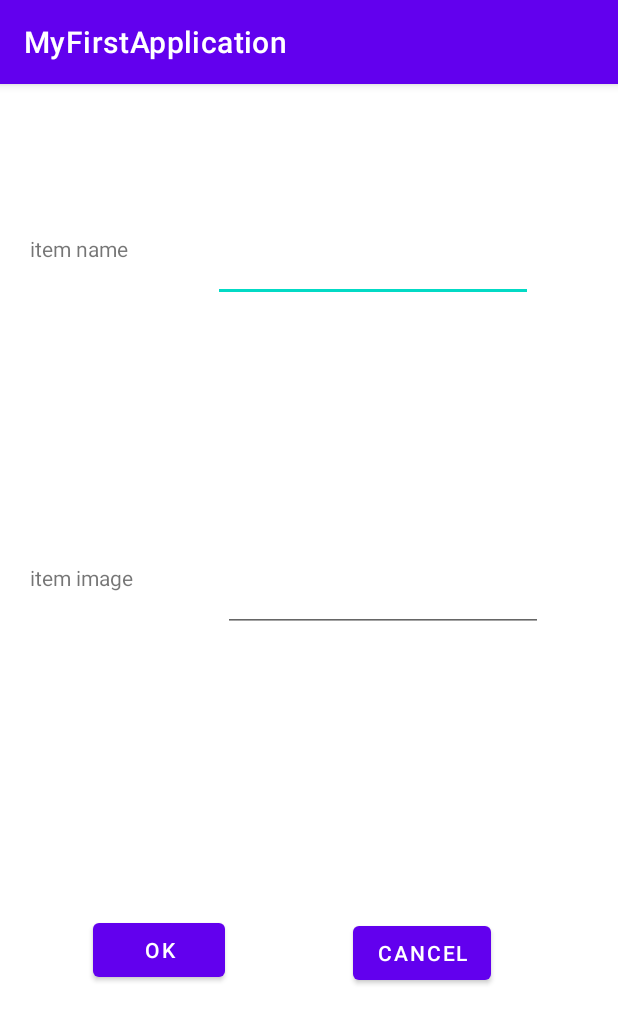
After one commit to panventi/MyFirstApplication, an Android app: the BookDetailsActivity screen opened directly, with no data from a screen before it, on a phone screen of 412 x 824 dp. The commit adds this screen. Shown: the top 1024 px of the screen. Run offline under Robolectric (Android 15) with nearby library versions, the phone set to English and light mode, and no system bars.

Commit message:
实验七

```diff
--- a/app/src/main/AndroidManifest.xml
+++ b/app/src/main/AndroidManifest.xml
@@ -12,7 +12,9 @@
         android:supportsRtl="true"
         android:theme="@style/Theme.MyFirstApplication"
         tools:targetApi="31">
-
+        <activity
+            android:name=".BookDetailsActivity"
+            android:exported="false" />
         <activity
             android:name=".MainActivity"
             android:exported="true">
--- /dev/null
+++ b/app/src/main/java/com/jnu/student/BookDetailsActivity.java
@@ -0,0 +1,46 @@
+package com.jnu.student;
+
+import androidx.appcompat.app.AppCompatActivity;
+import android.app.Activity;
+import android.content.Intent;
+import android.os.Bundle;
+import android.view.View;
+import android.widget.Button;
+import android.widget.EditText;
+
+public class BookDetailsActivity extends AppCompatActivity {
+    @Override
+    protected void onCreate(Bundle savedInstanceState) {
+        super.onCreate(savedInstanceState);
+        setContentView(R.layout.activity_book_details);
+        Button buttonOk = (Button) findViewById(R.id.confirm_button);
+        Button buttonCancel = (Button) findViewById(R.id.cancel_button);
+        buttonOk.setOnClickListener(new View.OnClickListener() {
+            @Override
+            public void onClick(View v) {
+                EditText editBookItemName = findViewById(R.id.edittext_item_name);
+                EditText editBookItemPrice = findViewById(R.id.edittext_item_img);
+                // 在需要返回数据的地方创建一个Intent对象
+                Intent returnIntent = new Intent();
+                // 将数据放入Intent中
+                returnIntent.setAction("add");
+                //returnIntent.putExtra("type","add");
+                returnIntent.putExtra("name", editBookItemName.getText().toString());
+                returnIntent.putExtra("imgId", editBookItemPrice.getText().toString());
+                // 设置结果码和返回的Intent对象
+                setResult(RESULT_OK, returnIntent);
+                // 结束当前Activity
+                finish();
+            }
+        });
+
+        // 设置取消按钮的点击事件
+        buttonCancel.setOnClickListener(new View.OnClickListener() {
+            @Override
+            public void onClick(View v) {
+                // 关闭当前Activity
+                finish();
+            }
+        });
+    }
+}
--- /dev/null
+++ b/app/src/main/res/layout/activity_book_details.xml
@@ -0,0 +1,78 @@
+<?xml version="1.0" encoding="utf-8"?>
+<androidx.constraintlayout.widget.ConstraintLayout xmlns:android="http://schemas.android.com/apk/res/android"
+    xmlns:app="http://schemas.android.com/apk/res-auto"
+    xmlns:tools="http://schemas.android.com/tools"
+    android:layout_width="match_parent"
+    android:layout_height="match_parent"
+    tools:context=".BookDetailsActivity">
+    <TextView
+        android:id="@+id/textview_show_item_name"
+        android:layout_width="wrap_content"
+        android:layout_height="wrap_content"
+        android:layout_marginStart="20dp"
+        android:layout_marginTop="100dp"
+        android:text="@string/item_name"
+        app:layout_constraintStart_toStartOf="parent"
+        app:layout_constraintTop_toTopOf="parent" />
+
+    <EditText
+        android:id="@+id/edittext_item_name"
+        android:layout_width="wrap_content"
+        android:layout_height="wrap_content"
+        android:layout_marginTop="100dp"
+        android:ems="10"
+        android:inputType="textPersonName"
+        app:layout_constraintEnd_toEndOf="parent"
+        app:layout_constraintStart_toEndOf="@+id/textview_show_item_name"
+        app:layout_constraintTop_toTopOf="parent"
+        tools:ignore="SpeakableTextPresentCheck,TouchTargetSizeCheck" />
+
+    <TextView
+        android:id="@+id/textview_show_item_img"
+        android:layout_width="wrap_content"
+        android:layout_height="wrap_content"
+        android:layout_marginStart="20dp"
+        android:layout_marginTop="200dp"
+        android:text="@string/item_image"
+        app:layout_constraintStart_toStartOf="parent"
+        app:layout_constraintTop_toBottomOf="@+id/textview_show_item_name" />
+
+    <EditText
+        android:id="@+id/edittext_item_img"
+        android:layout_width="wrap_content"
+        android:layout_height="wrap_content"
+        android:layout_marginStart="60dp"
+        android:layout_marginTop="172dp"
+        android:ems="10"
+        android:inputType="numberDecimal"
+        android:minHeight="48dp"
+        app:layout_constraintStart_toEndOf="@+id/textview_show_item_img"
+        app:layout_constraintTop_toBottomOf="@+id/edittext_item_name"
+        tools:ignore="SpeakableTextPresentCheck" />
+
+    <Button
+        android:id="@+id/confirm_button"
+        android:layout_width="wrap_content"
+        android:layout_height="wrap_content"
+        android:layout_marginTop="32dp"
+        android:text="@string/string_ok"
+        app:layout_constraintBottom_toBottomOf="parent"
+        app:layout_constraintEnd_toEndOf="parent"
+        app:layout_constraintHorizontal_bias="0.191"
+        app:layout_constraintStart_toStartOf="parent"
+        app:layout_constraintTop_toBottomOf="@+id/edittext_item_img"
+        app:layout_constraintVertical_bias="0.484" />
+
+    <Button
+        android:id="@+id/cancel_button"
+        android:layout_width="wrap_content"
+        android:layout_height="wrap_content"
+        android:text="@string/cancel_button"
+        app:layout_constraintBottom_toBottomOf="parent"
+        app:layout_constraintEnd_toEndOf="parent"
+        app:layout_constraintHorizontal_bias="0.502"
+        app:layout_constraintStart_toEndOf="@+id/confirm_button"
+        app:layout_constraintTop_toBottomOf="@+id/edittext_item_img"
+        app:layout_constraintVertical_bias="0.535" />
+
+</androidx.constraintlayout.widget.ConstraintLayout>
--- a/app/src/main/res/values/strings.xml
+++ b/app/src/main/res/values/strings.xml
@@ -1,9 +1,7 @@
 <resources>
     <string name="app_name">MyFirstApplication</string>
-    <string name="hello_world">Hello world</string>
-    <string name="hello_world_java">Hello World!by java</string>
-    <string name="hello_android">你好Android</string>
-    <string name="hello">Hello</string>
-    <string name="jnu">JNU</string>
-    <string name="button">change text</string>
+    <string name="item_name">item name</string>
+    <string name="item_image">item image</string>
+    <string name="string_ok">ok</string>
+    <string name="cancel_button">cancel</string>
 </resources>
```
Also changed, not shown: app/src/main/java/com/jnu/student/MainActivity.java (+100 -1 lines), app/src/main/res/layout/activity_main_4.xml (deleted, +0 -60 lines).
